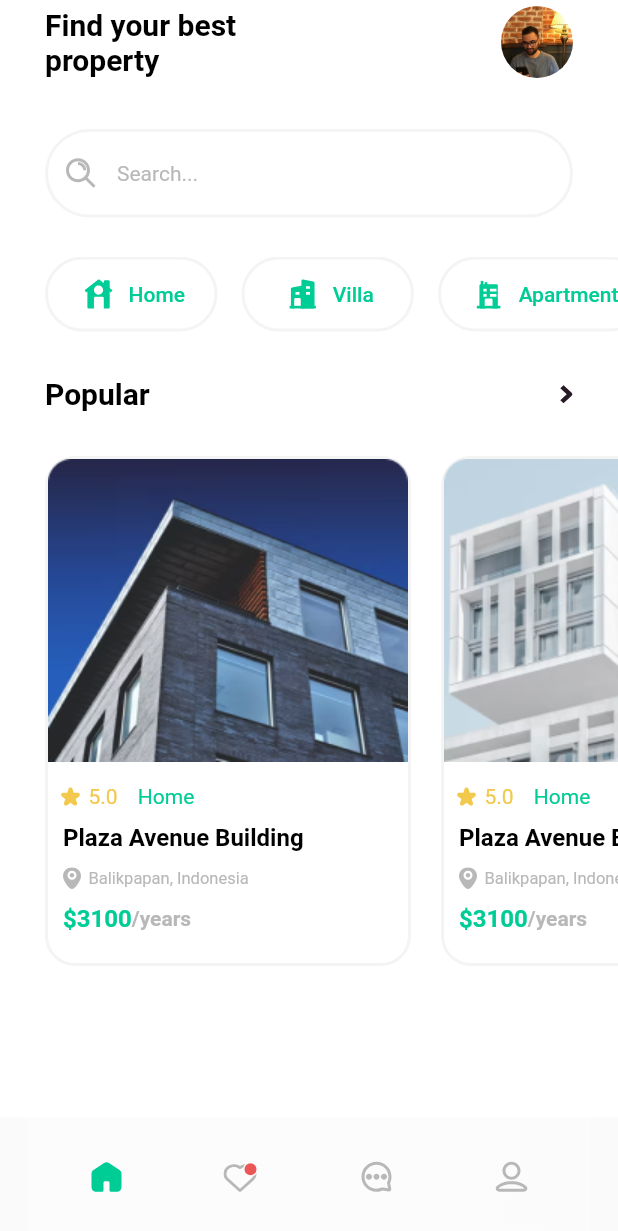
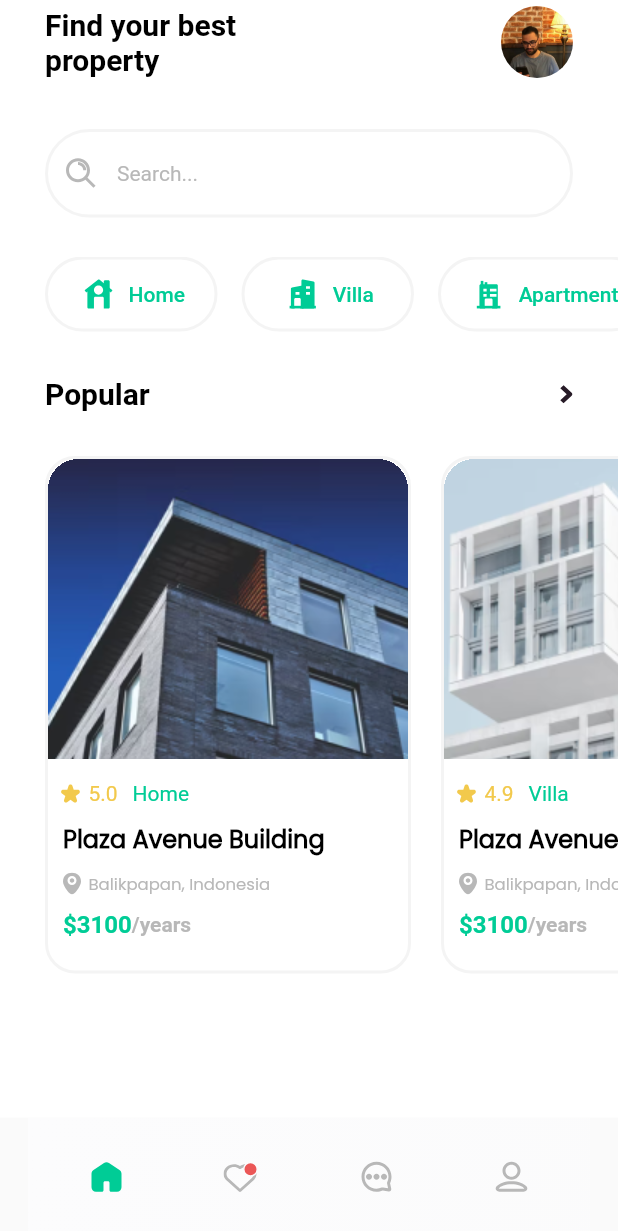
Before and after one commit to mahdinaghikhanii/realestate, a Flutter app: the screen it shows after launch, on a phone screen of 412 x 824 dp. Shown: the top 1231 px of the screen. Run offline on Flutter 3.47's test engine with Material 2 defaults, Android fonts, the phone set to English and light mode, and no system bars; our stand-ins replace flutter_svg, loading_animation_widget.

Commit message:
finishid UI

```diff
--- a/lib/module/widgets/home_details_item.dart
+++ b/lib/module/widgets/home_details_item.dart
@@ -19,7 +19,20 @@ class InformationHomeDetailsIteam extends StatelessWidget {
               mainAxisAlignment: MainAxisAlignment.start,
               crossAxisAlignment: CrossAxisAlignment.start,
               children: [
-                Image.asset(model.image),
+                Container(
+                  clipBehavior: Clip.hardEdge,
+                  decoration: const BoxDecoration(
+                      borderRadius: BorderRadius.only(
+                    topLeft: Radius.circular(20),
+                    topRight: Radius.circular(20),
+                  )),
+                  child: Image.asset(
+                    model.image,
+                    width: 240,
+                    height: 200,
+                    fit: BoxFit.cover,
+                  ),
+                ),
                 const SizedBox(height: 15),
                 Padding(
                   padding: const EdgeInsets.only(left: 8.0),
@@ -28,13 +41,13 @@ class InformationHomeDetailsIteam extends StatelessWidget {
                       SvgPicture.asset("assets/svg/star.svg",
                           color: const Color(0xFFF2C94C)),
                       const SizedBox(width: 5),
-                      const Text(
-                        '5.0',
-                        style: TextStyle(color: Color(0xFFF2C94C)),
+                      Text(
+                        model.rate.toString(),
+                        style: const TextStyle(color: Color(0xFFF2C94C)),
                       ),
                       const SizedBox(width: 10),
-                      const Text(' Home',
-                          style: TextStyle(
+                      Text(model.category,
+                          style: const TextStyle(
                             color: Color(0xFF00CC96),
                             fontSize: 14,
                           ))
@@ -49,6 +62,7 @@ class InformationHomeDetailsIteam extends StatelessWidget {
                       style: TextStyle(
                           fontSize: 16,
                           color: Colors.black,
+                          fontFamily: "Poppins",
                           fontWeight: FontWeight.bold),
                     )),
                 const SizedBox(height: 10),
@@ -62,7 +76,10 @@ class InformationHomeDetailsIteam extends StatelessWidget {
                     const SizedBox(width: 5),
                     const Text(
                       'Balikpapan, Indonesia',
-                      style: TextStyle(color: Color(0xFFB8B8B8), fontSize: 11),
+                      style: TextStyle(
+                          color: Color(0xFFB8B8B8),
+                          fontSize: 11,
+                          fontFamily: "Poppins"),
                     )
                   ]),
                 ),
--- a/lib/repository/homeinformation_repository.dart
+++ b/lib/repository/homeinformation_repository.dart
@@ -9,7 +9,7 @@ class HomeInformationModelRepository extends ChangeNotifier {
   List get items => _listIteams;
 
   Future featchData() async {
-    return await Future.delayed(const Duration(seconds: 2)).then((value) async {
+    return await Future.delayed(const Duration(seconds: 0)).then((value) async {
       var respone = await rootBundle.loadString('assets/data/home_data.json');
       List data = jsonDecode(respone);
       List<HomeInformationModel> loadedInformationHome = [];
--- a/lib/views/home.dart
+++ b/lib/views/home.dart
@@ -109,7 +109,7 @@ class Home extends StatelessWidget {
                       padding: const EdgeInsets.only(left: 30, top: 30),
                       child: SizedBox(
                           width: double.infinity,
-                          height: 340,
+                          height: 345,
                           child: ListView.builder(
                               scrollDirection: Axis.horizontal,
                               itemCount: 3,
```
Also changed, not shown: pubspec.yaml (+7 -6 lines), assets/fonts/Poppins-Italic.ttf (deleted), assets/fonts/Poppins-Regular.ttf (added), assets/img/home3.png.
